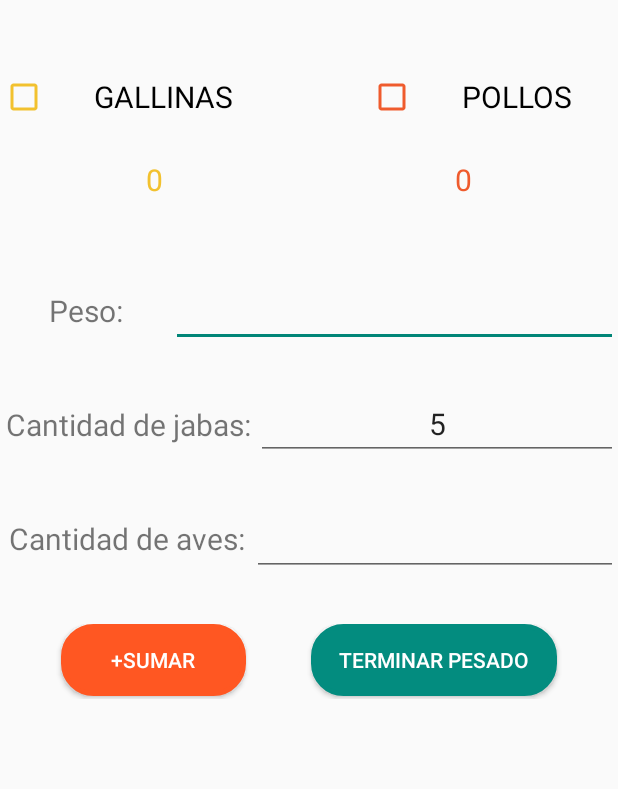
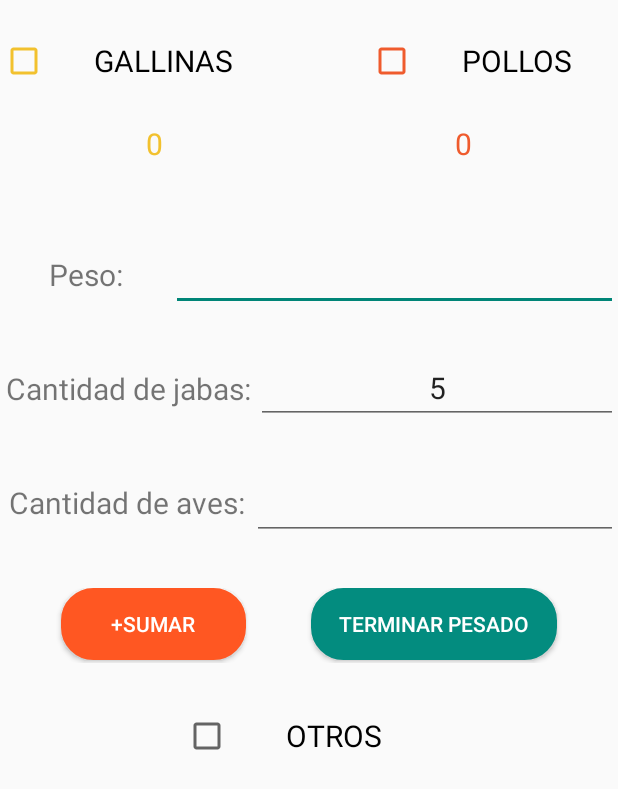
Before and after one commit to CADOTEC/myk, an Android app: the ingresarpedidopro screen opened directly, with no data from a screen before it, on a phone screen of 412 x 824 dp. Shown: the top 789 px of the screen. Run offline under Robolectric (Android 15) with nearby library versions, the phone set to English and light mode, and no system bars; libraries missing offline, so code that uses them is left out: com.mysql.jdbc.

Commit message:
29122021

```diff
--- a/app/src/main/java/com/example/myk/agregarpedidoultimo.java
+++ b/app/src/main/java/com/example/myk/agregarpedidoultimo.java
@@ -8,6 +8,7 @@ import android.widget.TextView;
 
 public class agregarpedidoultimo extends AppCompatActivity {
     private TextView pbga,pbpo,prga,prpo;
+    EditText guiaet,encargadoet,observacionet;
     @Override
     protected void onCreate(Bundle savedInstanceState) {
         super.onCreate(savedInstanceState);
@@ -16,7 +17,9 @@ public class agregarpedidoultimo extends AppCompatActivity {
         pbpo=(TextView)findViewById(R.id.pesobrutopoagpeul);
         prga=(TextView)findViewById(R.id.pesorealgaagpeul);
         prpo=(TextView)findViewById(R.id.pesorealpoagpeul);
-        //cambio4
+        guiaet=(EditText)findViewById(R.id.guiaetagpeul);
+        encargadoet=(EditText)findViewById(R.id.encargadotxtagpe);
+        observacionet=(EditText)findViewById(R.id.observacionagpeul);
         String valorg = getIntent().getExtras().getString("pesogallina");
         String valorp = getIntent().getExtras().getString("pesopollos");
 
--- a/app/src/main/res/layout/activity_ingresarpedidopro.xml
+++ b/app/src/main/res/layout/activity_ingresarpedidopro.xml
@@ -10,12 +10,12 @@
         android:id="@+id/linearLayout9"
         android:layout_width="match_parent"
         android:layout_height="50dp"
-        android:layout_marginTop="40dp"
+        android:layout_marginTop="16dp"
         android:gravity="center"
         android:orientation="horizontal"
         app:layout_constraintEnd_toEndOf="parent"
         app:layout_constraintStart_toStartOf="parent"
-        app:layout_constraintTop_toTopOf="parent">
+        app:layout_constraintTop_toBottomOf="@+id/esconderlayoutagpepro">
 
         <CheckBox
             android:id="@+id/checkBoxgallinaingprope"
@@ -78,6 +78,36 @@
             android:text="0"
             android:textColor="@color/teal_700"
             android:textSize="20sp" />
+
+        <TextView
+            android:id="@+id/textView20"
+            android:layout_width="wrap_content"
+            android:layout_height="wrap_content"
+            android:layout_weight="1"
+            android:gravity="center"
+            android:text="0"
+            android:textSize="20sp"
+            android:visibility="gone" />
+
+        <TextView
+            android:id="@+id/textView22"
+            android:layout_width="wrap_content"
+            android:layout_height="wrap_content"
+            android:layout_weight="1"
+            android:gravity="center"
+            android:text="0"
+            android:textSize="20sp"
+            android:visibility="gone" />
+
+        <TextView
+            android:id="@+id/textView23"
+            android:layout_width="wrap_content"
+            android:layout_height="wrap_content"
+            android:layout_weight="1"
+            android:gravity="center"
+            android:text="0"
+            android:textSize="20sp"
+            android:visibility="gone" />
     </LinearLayout>
 
     <LinearLayout
@@ -236,14 +266,92 @@
     </LinearLayout>
 
     <LinearLayout
-        android:layout_width="798dp"
+        android:layout_width="797dp"
+        android:layout_height="697dp"
+        android:layout_marginTop="24dp"
+        android:orientation="horizontal"
+        app:layout_constraintBottom_toBottomOf="parent"
+        app:layout_constraintEnd_toEndOf="parent"
+        app:layout_constraintStart_toStartOf="parent"
+        app:layout_constraintTop_toBottomOf="@+id/linearLayout18">
+
+        <ListView
+            android:id="@+id/listapesadasingpepro"
+            android:layout_width="match_parent"
+            android:layout_height="match_parent" />
+    </LinearLayout>
+
+    <LinearLayout
+        android:id="@+id/linearLayout18"
+        android:layout_width="match_parent"
         android:layout_height="50dp"
-        android:layout_marginStart="1dp"
-        android:layout_marginTop="1dp"
-        android:layout_marginEnd="1dp"
+        android:layout_marginTop="24dp"
         android:orientation="horizontal"
         app:layout_constraintEnd_toEndOf="parent"
         app:layout_constraintStart_toStartOf="parent"
-        app:layout_constraintTop_toBottomOf="@+id/linearLayout13"></LinearLayout>
+        app:layout_constraintTop_toBottomOf="@+id/linearLayout13">
+
+        <LinearLayout
+            android:layout_width="50dp"
+            android:layout_height="match_parent"
+            android:layout_weight="1"
+            android:orientation="horizontal"></LinearLayout>
+
+        <CheckBox
+            android:id="@+id/otroscbingpepro"
+            android:layout_width="wrap_content"
+            android:layout_height="wrap_content"
+            android:layout_gravity="center|center_horizontal|center_vertical"
+            android:layout_weight="1"
+            android:gravity="center|center_horizontal|center_vertical"
+            android:minHeight="48dp"
+            android:text="OTROS"
+            android:textSize="20sp" />
+
+        <LinearLayout
+            android:layout_width="50dp"
+            android:layout_height="match_parent"
+            android:layout_weight="1"
+            android:orientation="horizontal"></LinearLayout>
+    </LinearLayout>
+
+    <LinearLayout
+        android:id="@+id/esconderlayoutagpepro"
+        android:layout_width="match_parent"
+        android:layout_height="50dp"
+        android:layout_marginTop="24dp"
+        android:orientation="horizontal"
+        android:visibility="gone"
+        app:layout_constraintEnd_toEndOf="parent"
+        app:layout_constraintStart_toStartOf="parent"
+        app:layout_constraintTop_toTopOf="parent">
+
+        <CheckBox
+            android:id="@+id/checkBox3"
+            android:layout_width="wrap_content"
+            android:layout_height="wrap_content"
+            android:layout_weight="1"
+            android:minHeight="48dp"
+            android:text="GALLO"
+            android:textSize="20sp" />
+
+        <CheckBox
+            android:id="@+id/checkBox2"
+            android:layout_width="wrap_content"
+            android:layout_height="wrap_content"
+            android:layout_weight="1"
+            android:minHeight="48dp"
+            android:text="POLLO X"
+            android:textSize="20sp" />
+
+        <CheckBox
+            android:id="@+id/checkBox"
+            android:layout_width="wrap_content"
+            android:layout_height="wrap_content"
+            android:layout_weight="1"
+            android:minHeight="48dp"
+            android:text="POLLO Y"
+            android:textSize="20sp" />
+    </LinearLayout>
 
 </androidx.constraintlayout.widget.ConstraintLayout>
```
Also changed, not shown: app/src/main/res/layout/activity_agregarpedidoultimo.xml (+37 -66 lines).
